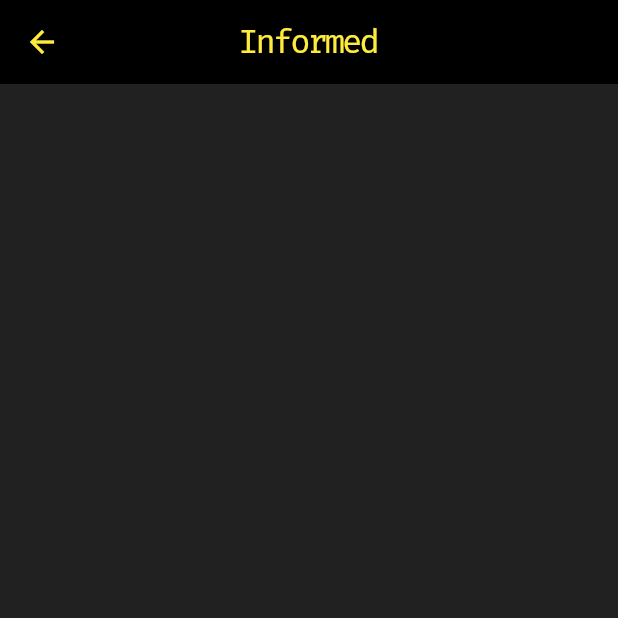
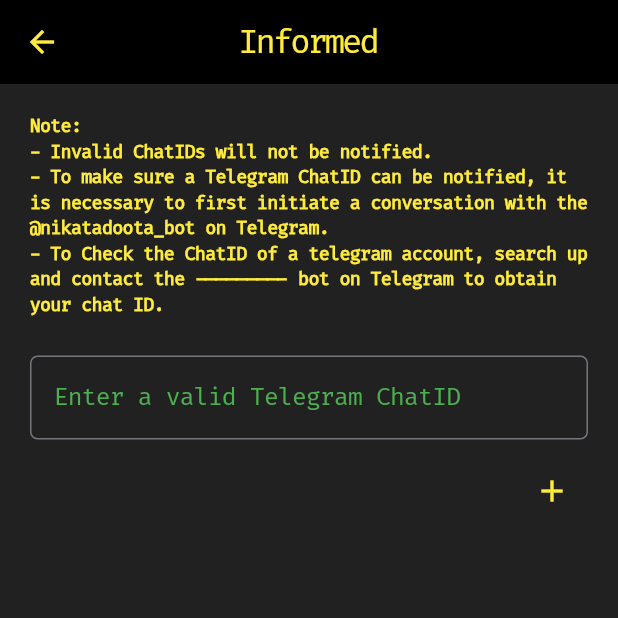
Before and after one commit to themohitnair/nikata-app, a Flutter app: the InformedPage screen opened by its route, on a phone screen of 412 x 824 dp, the top half of it. Run offline on Flutter 3.47's test engine with Material 3 defaults, Android fonts, the phone set to English and light mode, and no system bars; our stand-ins replace flutter_svg.

Commit message:
Finished InformedPage (almost)

```diff
--- a/nikata/lib/main.dart
+++ b/nikata/lib/main.dart
@@ -78,7 +78,7 @@
 
         appBar: mainPageAppBar(
           color: Colors.yellow,
-          imageheight: 25,
+          imageheight: 30,
         ),
         drawer: Drawer(
           backgroundColor: Colors.grey[900],
--- a/nikata/lib/pages/essentials.dart
+++ b/nikata/lib/pages/essentials.dart
@@ -82,3 +82,48 @@
     );
   }
 }
+
+class customTextField extends StatelessWidget {
+  final TextEditingController controller;
+  final String labelText;
+
+  const customTextField({
+    Key? key,
+    required this.controller,
+    required this.labelText,
+  }) : super(key: key);
+
+  @override
+  Widget build(BuildContext context) {
+    return Padding(
+      padding: const EdgeInsets.symmetric(horizontal: 20, vertical: 5),
+      child: TextField(
+        style: TextStyle(
+          color: Colors.yellow,
+          fontFamily: 'FiraCode',
+        ),
+        controller: controller,
+        decoration: InputDecoration(
+          labelStyle: TextStyle(
+            color: Colors.green,
+            fontFamily: 'FiraCode',
+            letterSpacing: -0.5,
+          ),
+          labelText: labelText,
+          focusedBorder: OutlineInputBorder(
+            borderRadius: BorderRadius.circular(5),
+            borderSide: BorderSide(color: Colors.yellow)
+          ),
+          border: OutlineInputBorder(
+            borderRadius: BorderRadius.circular(5),
+            borderSide: BorderSide(color: Colors.red)
+          ),
+          floatingLabelAlignment: FloatingLabelAlignment.center,
+          floatingLabelStyle: TextStyle(
+            color: Colors.yellow,
+          ),
+        ),
+      ),
+    );
+  }
+}
--- a/nikata/lib/pages/informed_page.dart
+++ b/nikata/lib/pages/informed_page.dart
@@ -1,8 +1,44 @@
 import 'package:flutter/material.dart';
 import 'package:nikata/pages/essentials.dart';
 
-class InformedPage extends StatelessWidget {
+
+class InformedPage extends StatefulWidget {
   const InformedPage({super.key});
+
+  @override
+  State<InformedPage> createState() => _InformedPageState();
+}
+
+class _InformedPageState extends State<InformedPage> {
+
+  List<String> chatIDList = [];
+
+  @override
+  void initState() {
+    super.initState();
+    // Fetch from database
+  }
+
+  bool isValidChatID(String ChatID)
+
+  void addChatID(String chatID) {
+    if (chatID != '') {
+      setState(() {
+        chatIDList.add(chatID);
+        chatIDFieldController.clear();
+        // deposit in database
+      });
+    }
+  }
+
+  void deleteChatID(int index) {
+    setState(() {
+      chatIDList.removeAt(index);
+      // deposit in database
+    });
+  }
+
+  TextEditingController chatIDFieldController = TextEditingController();
 
   @override
   Widget build(BuildContext context) {
@@ -10,7 +46,81 @@
       appBar: sidePageAppBar(
         title: 'Informed'
       ),
+      body: Column(
+        children: [
+          Padding(
+            padding: const EdgeInsets.symmetric(horizontal: 20, vertical: 20),
+            child: Text(
+              'Note:\n- Invalid ChatIDs will not be notified.\n- To make sure a Telegram ChatID can be notified, it is necessary to first initiate a conversation with the @nikatadoota_bot on Telegram.\n- To Check the ChatID of a telegram account, search up and contact the --------- bot on Telegram to obtain your chat ID.',
+              style: TextStyle(
+                color: Colors.yellow,
+                fontFamily: 'FiraCode',
+                fontSize: 12,
+                fontWeight: FontWeight.bold,
+                letterSpacing: -0.5,
+              )
+            ),
+          ),
+          customTextField(
+            controller: chatIDFieldController,
+            labelText: 'Enter a valid Telegram ChatID'
+          ),
+          Padding(
+            padding: const EdgeInsets.symmetric(horizontal: 20, vertical: 5),
+            child: Row(
+              mainAxisAlignment: MainAxisAlignment.end,
+              children: [
+                IconButton(
+                  highlightColor: Colors.black,
+                  onPressed: () {
+                    addChatID(chatIDFieldController.text);
+                  },
+                  color: Colors.yellow,
+                  icon: Icon(Icons.add),
+                ),
+              ],
+            ),
+          ),
+          Expanded(
+            child: ListView.builder(
+              itemCount: chatIDList.length,
+              itemBuilder: (context, index) {
+                return Padding(
+                  padding: const EdgeInsets.symmetric(horizontal: 20, vertical: 5),
+                  child: ListTile(
+                    trailing: IconButton(
+                      icon: Icon(
+                        Icons.delete,
+                        color: Colors.yellow
+                      ),
+                      onPressed: () {
+                        deleteChatID(index);
+                      }
+                    ),
+                    shape: RoundedRectangleBorder(
+                      borderRadius: BorderRadius.circular(25),
+                      side: BorderSide(
+                        color: Colors.yellow
+                      )
+                    ),
+                    textColor: Colors.yellow,
+                    tileColor: Colors.black,
+                    title: Text(chatIDList[index]),
+                    // You can customize the list tile as needed
+                  ),
+                );
+              },
+            ),
+          ),
+        ],
+      ),
       backgroundColor: Colors.grey[900],
     );
   }
+
+  @override
+  void dispose() {
+    chatIDFieldController.dispose();
+    super.dispose();
+  }
 }
--- a/nikata/pubspec.yaml
+++ b/nikata/pubspec.yaml
@@ -12,6 +12,7 @@
   geolocator: ^9.0.2
   flutter:
     sdk: flutter
+  shared_preferences: ^2.0.17
   flutter_svg: ^0.22.0
   provider: ^6.0.0
 
```
Also changed, not shown: nikata/pubspec.lock, 1 other file.
